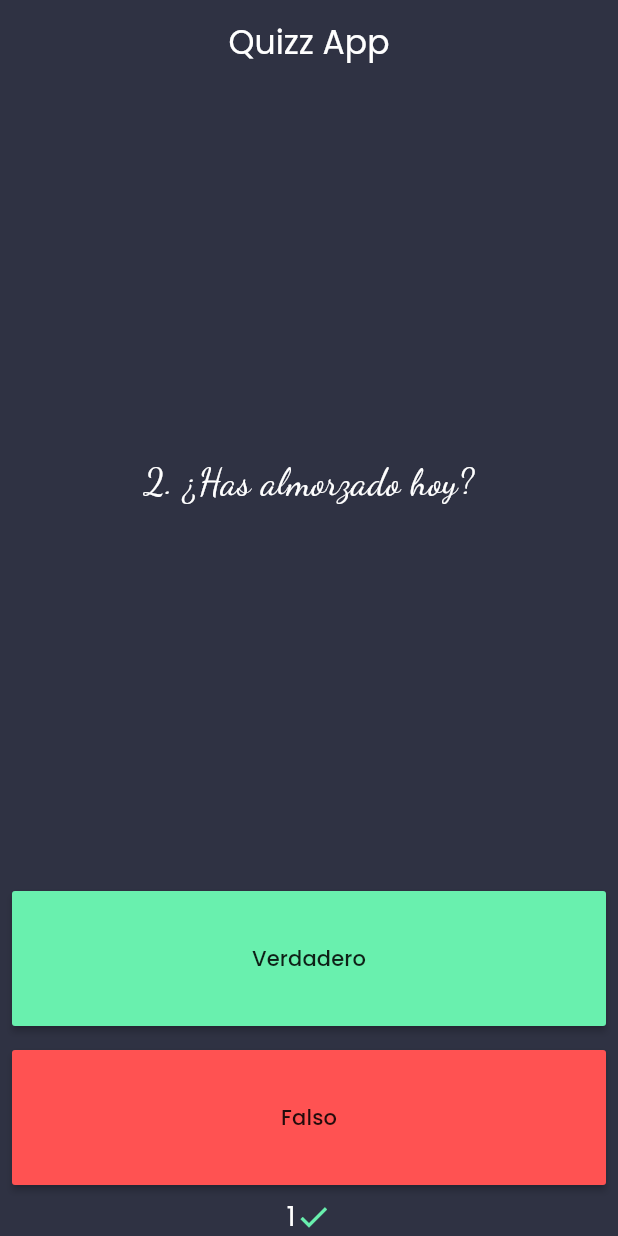
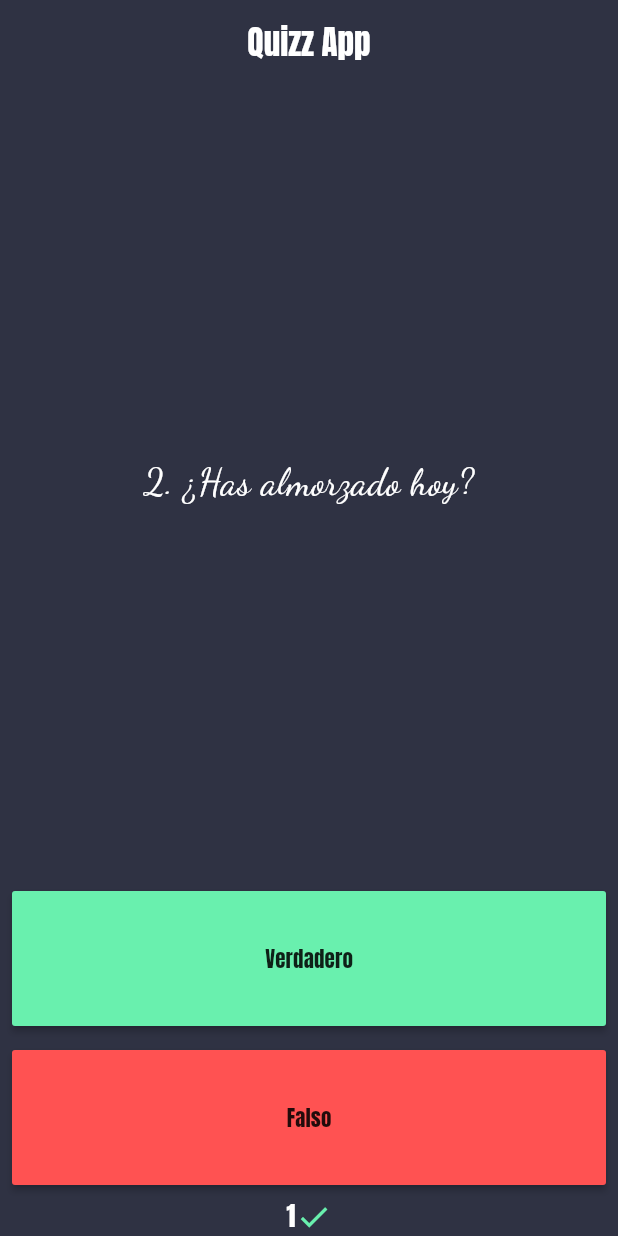
Before and after one commit to fr4nsgallegos/quizappg12, a Flutter app: the screen it shows after launch, after a tap on "Verdadero", on a phone screen of 412 x 824 dp. Run offline on Flutter 3.47's test engine with Material 3 defaults, Android fonts, the phone set to English and light mode, and no system bars; our stand-ins replace google_fonts.

Commit message:
fuente local

```diff
--- a/lib/main.dart
+++ b/lib/main.dart
@@ -8,7 +8,8 @@ void main() async {
     MaterialApp(
       home: HomePage(),
       debugShowCheckedModeBanner: false,
-      theme: ThemeData(textTheme: GoogleFonts.poppinsTextTheme()),
+      theme: ThemeData(fontFamily: 'MiFuentePersonalizada'),
+      // theme: ThemeData(textTheme: GoogleFonts.poppinsTextTheme()),
     ),
   );
 }
--- a/lib/pages/home_page.dart
+++ b/lib/pages/home_page.dart
@@ -139,7 +139,10 @@ class _HomePageState extends State<HomePage> {
                     },
                     minWidth: double.infinity,
                     // minWidth: MediaQuery.of(context).size.width,
-                    child: Text("Verdadero"),
+                    child: Text(
+                      "Verdadero",
+                      style: TextStyle(fontFamily: 'MiFuentePersonalizada'),
+                    ),
                     color: Colors.greenAccent,
                   ),
                 ),
--- a/pubspec.yaml
+++ b/pubspec.yaml
@@ -57,6 +57,10 @@ flutter:
   # "family" key with the font family name, and a "fonts" key with a
   # list giving the asset and other descriptors for the font. For
   # example:
+  fonts:
+    - family: MiFuentePersonalizada
+      fonts:
+        - asset: assets/fonts/Anton-Regular.ttf
   # fonts:
   #   - family: Schyler
   #     fonts:
```
Also changed, not shown: assets/fonts/Anton-Regular.ttf (added).
